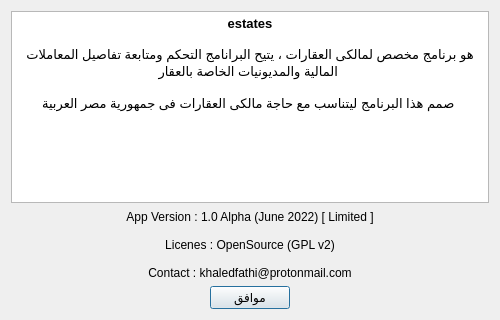
Old version of the form about.ui in the repository khaledfathi/estates.
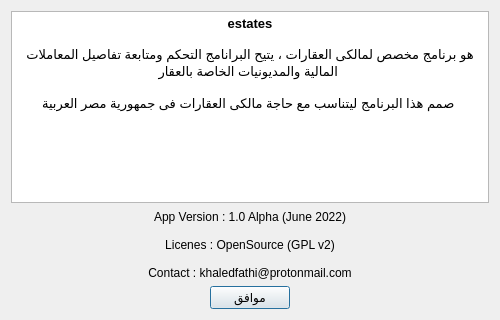
New version of the form.

Diff of the .ui file:
```diff
--- a/about.ui
+++ b/about.ui
@@ -71,7 +71,7 @@
       <number>0</number>
      </property>
      <property name="text">
-      <string>App Version : 1.0 Alpha (June 2022) [ Limited ] 
+      <string>App Version : 1.0 Alpha (June 2022)  
 
 Licenes : OpenSource (GPL v2)
 
```
